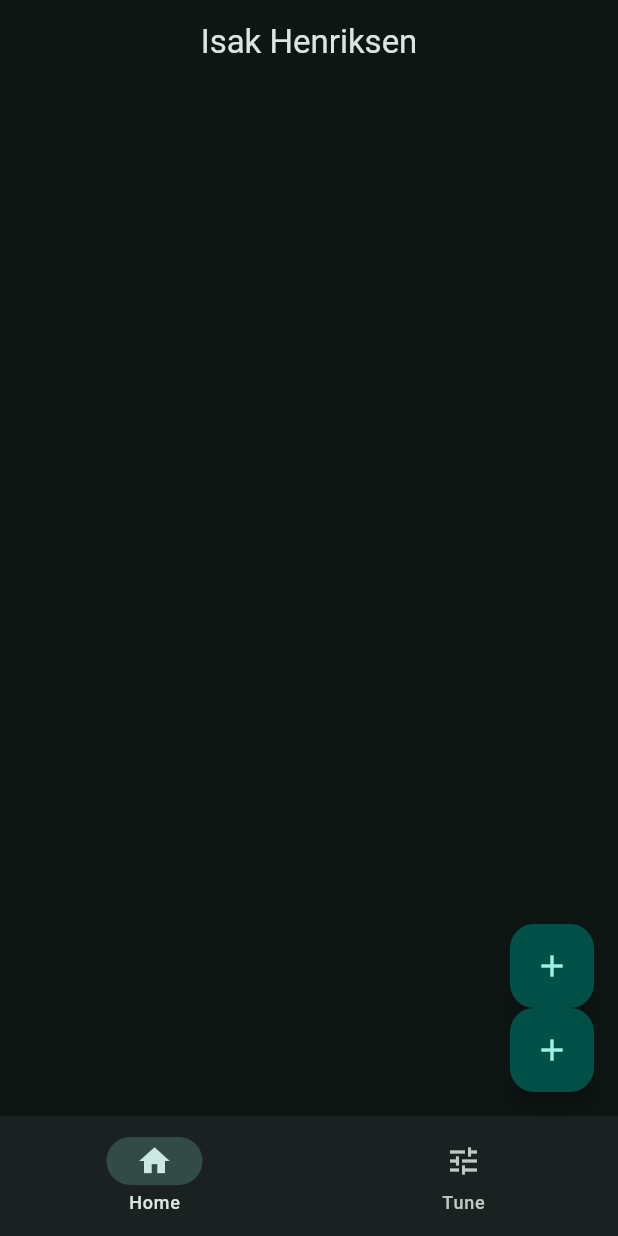
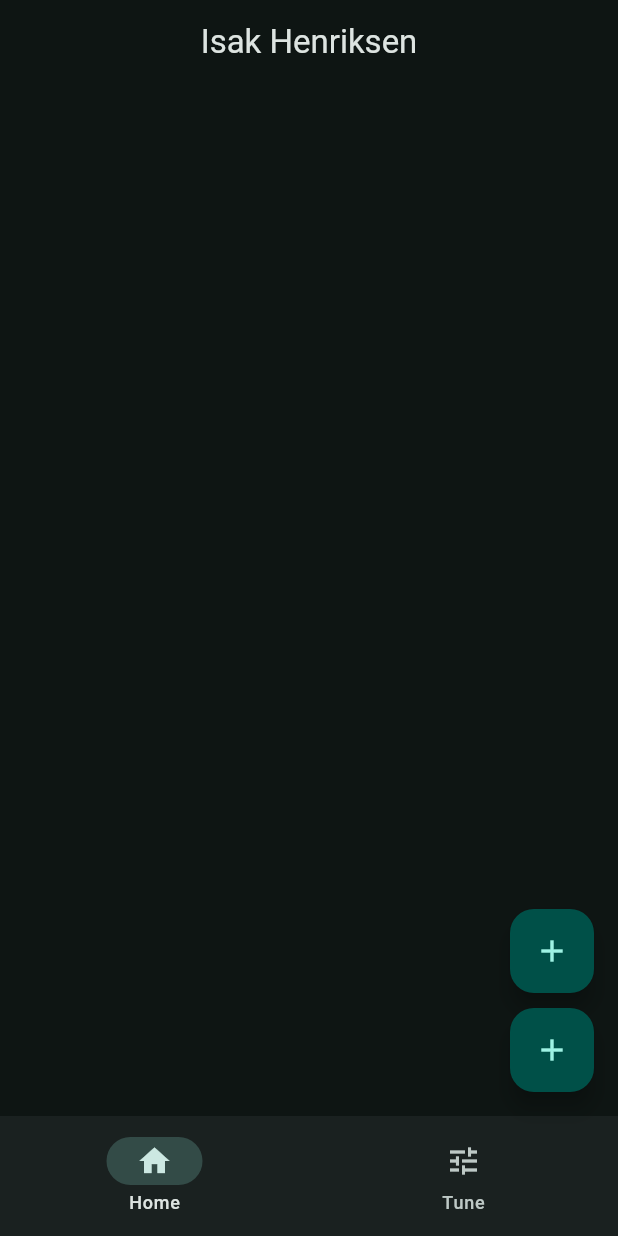
Before and after one commit to IsakBH/niche_app, a Flutter app: the screen it shows after launch, on a phone screen of 412 x 824 dp. Run offline on Flutter 3.47's test engine with Material 3 defaults, Android fonts, the phone set to English and light mode, and no system bars.

Commit message:
la til en sizedbox imellom floating action buttonsene slik at det er mellomrom. jeg kunne forsåvidt lagt til margin eller padding inni buttonsene, men det er ikke like gøy tydeligvis

```diff
--- a/lib/main.dart
+++ b/lib/main.dart
@@ -29,6 +29,7 @@ class MyApp extends StatelessWidget {
               },
               child: Icon(Icons.add),
             ),
+            SizedBox(height: 10.0),
             FloatingActionButton(
               onPressed: () {
                 print("Test men det er den andre knappen ;)");
```
